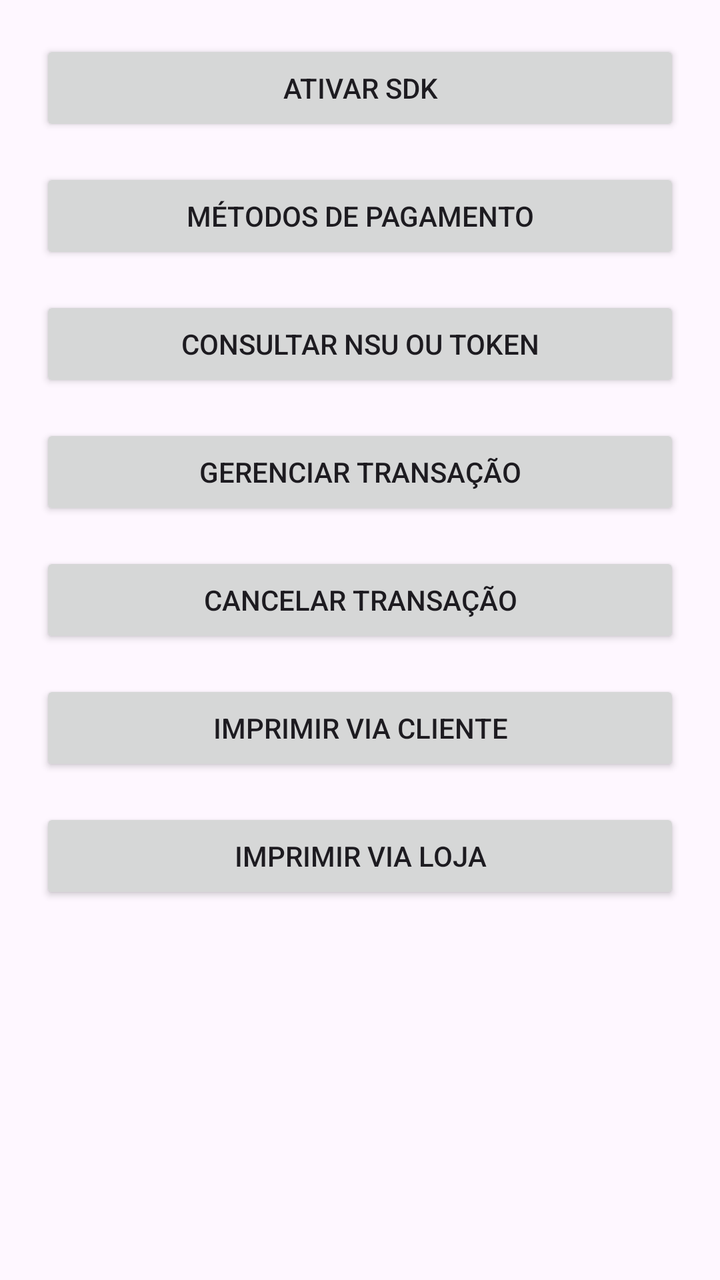
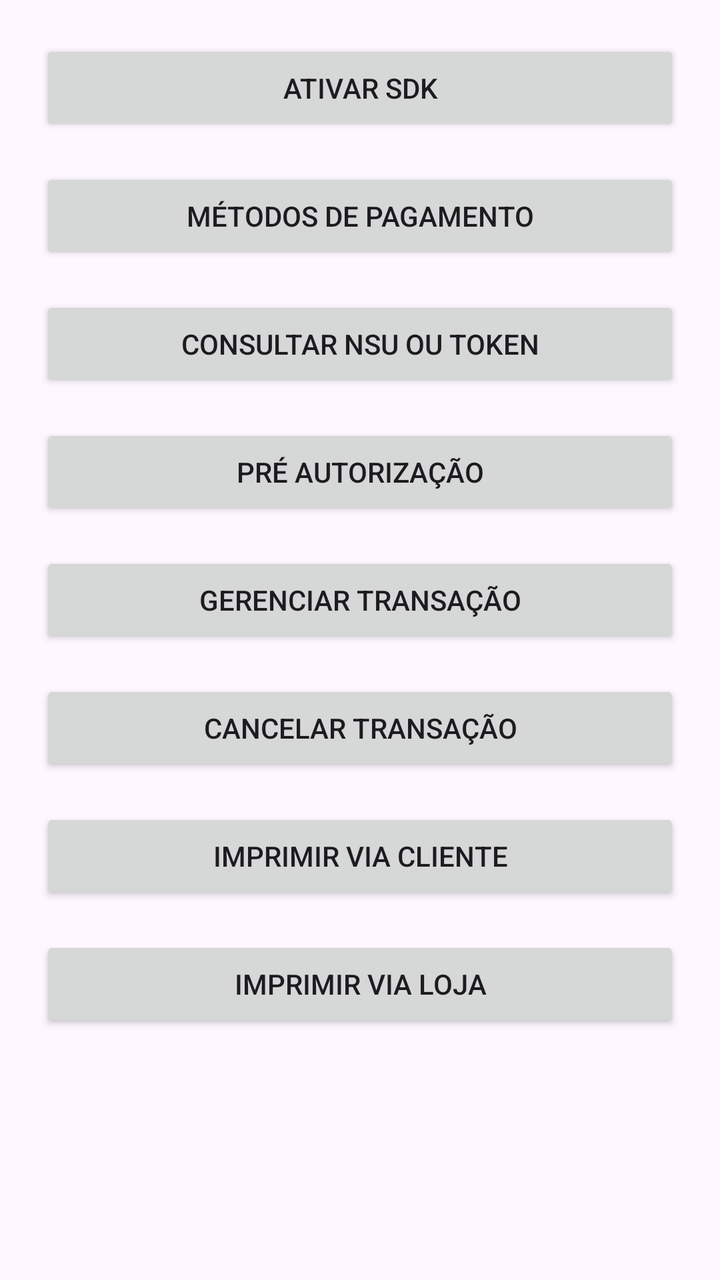

Two renders of the same Android screen: before a commit and after it. Below are the layout's source before the change and the commit's diff.
<!-- AndroidManifest.xml: application theme Theme.PaykitTestSDKJava -->
<!-- res/layout/activity_main.xml -->
<?xml version="1.0" encoding="utf-8"?>
<ScrollView xmlns:android="http://schemas.android.com/apk/res/android"
    xmlns:tools="http://schemas.android.com/tools"
    android:id="@+id/main"
    android:layout_width="match_parent"
    android:layout_height="match_parent"
    tools:context=".MainActivity">

    <LinearLayout
        android:layout_width="match_parent"
        android:layout_height="wrap_content"
        android:orientation="vertical"
        android:padding="20dp"
        android:paddingBottom="40dp">

        <Button
            android:id="@+id/btnActivation"
            android:layout_width="match_parent"
            android:layout_height="wrap_content"
            android:text="Ativar SDK"
            android:layout_marginBottom="16dp" />

        <Button
            android:id="@+id/btnPaymentTypes"
            android:layout_width="match_parent"
            android:layout_height="wrap_content"
            android:text="Métodos de Pagamento"
            android:layout_marginBottom="16dp" />

        <Button
            android:id="@+id/btnGetNsuOrToken"
            android:layout_width="match_parent"
            android:layout_height="wrap_content"
            android:text="Consultar NSU ou TOKEN"
            android:layout_marginBottom="16dp" />

        <Button
            android:id="@+id/btnManageTransaction"
            android:layout_width="match_parent"
            android:layout_height="wrap_content"
            android:text="Gerenciar Transação"
            android:layout_marginBottom="16dp" />

        <Button
            android:id="@+id/btnCancelTransaction"
            android:layout_width="match_parent"
            android:layout_height="wrap_content"
            android:text="Cancelar Transação"
            android:layout_marginBottom="16dp" />

        <Button
            android:id="@+id/btnPrintCustomerReceipt"
            android:layout_width="match_parent"
            android:layout_height="wrap_content"
            android:text="Imprimir Via Cliente"
            android:layout_marginBottom="16dp" />

        <Button
            android:id="@+id/btnPrintStoreReceipt"
            android:layout_width="match_parent"
            android:layout_height="wrap_content"
            android:text="Imprimir Via Loja"
            android:layout_marginBottom="16dp" />

        <LinearLayout
            android:id="@+id/layoutResult"
            android:layout_width="match_parent"
            android:layout_height="wrap_content"
            android:orientation="vertical"
            android:background="#DDDDDD"
            android:padding="16dp"
            android:visibility="gone">

            <TextView
                android:id="@+id/tvResultTitle"
                android:layout_width="match_parent"
                android:layout_height="wrap_content"
                android:text="Resultado da Operação:"
                android:textStyle="bold"
                android:textSize="16sp"
                android:textColor="@android:color/black" />

            <TextView
                android:id="@+id/tvResultStatus"
                android:layout_width="match_parent"
                android:layout_height="wrap_content"
                android:layout_marginTop="4dp"
                android:textSize="14sp"
                android:textColor="@android:color/black" />

            <TextView
                android:id="@+id/tvResultMessage"
                android:layout_width="match_parent"
                android:layout_height="wrap_content"
                android:layout_marginTop="4dp"
                android:textSize="14sp"
                android:textColor="@android:color/black"
                android:visibility="gone" />

        </LinearLayout>

    </LinearLayout>

</ScrollView>
<!-- resources referenced by this layout -->
<resources>
  <style name="Theme.PaykitTestSDKJava" parent="Base.Theme.PaykitTestSDKJava" />
  <style name="Base.Theme.PaykitTestSDKJava" parent="Theme.Material3.DayNight.NoActionBar">
          
          
      </style>
</resources>

<!-- the commit's change to res/layout/activity_main.xml (unified diff, before → after) -->
@@ -32,6 +32,13 @@
             android:layout_width="match_parent"
             android:layout_height="wrap_content"
             android:text="Consultar NSU ou TOKEN"
+            android:layout_marginBottom="16dp" />
+
+        <Button
+            android:id="@+id/btnPreAuthorization"
+            android:layout_width="match_parent"
+            android:layout_height="wrap_content"
+            android:text="Pré Autorização"
             android:layout_marginBottom="16dp" />
 
         <Button
